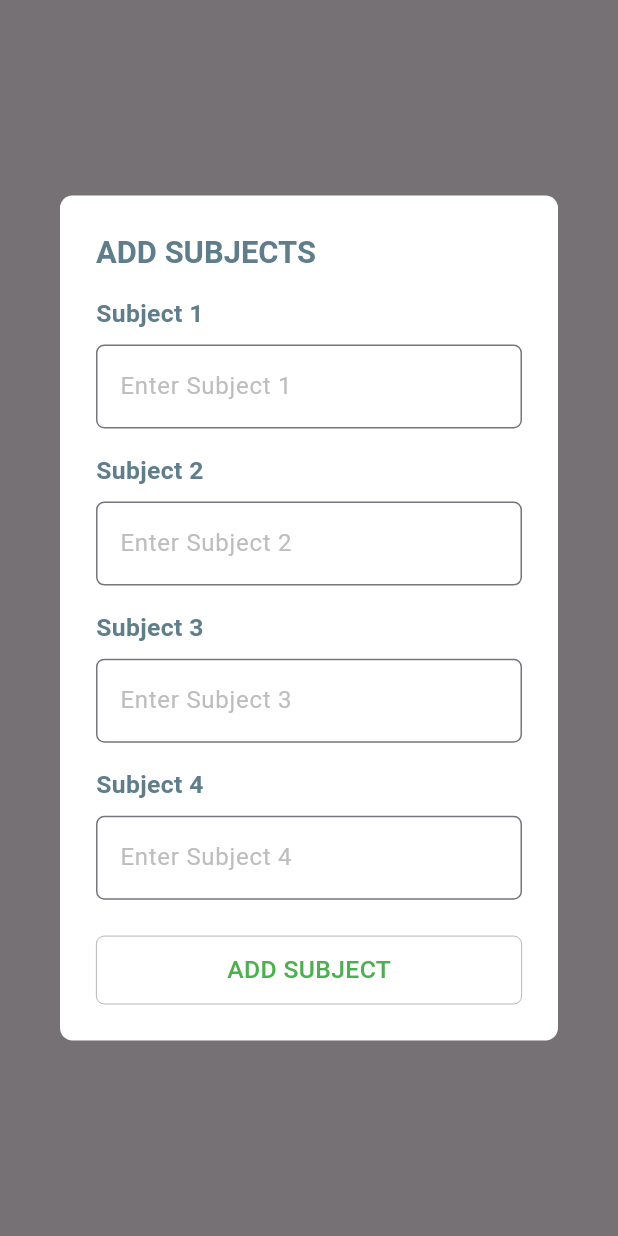
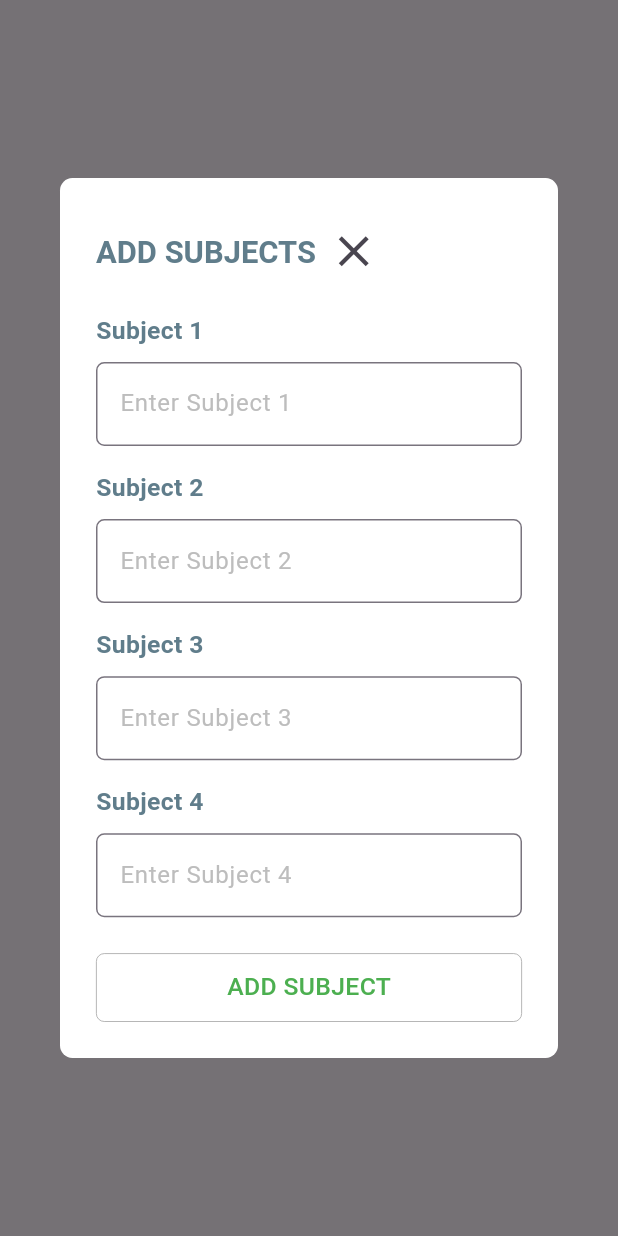
Before and after one commit to hijasahamed/Time-Table-Generator, a Flutter app: what showAddSubjectsDialog() shows on an empty page, opened directly with empty values, on a phone screen of 412 x 824 dp. Run offline on Flutter 3.47's test engine with Material 3 defaults, Android fonts, the phone set to English and light mode, and no system bars; our stand-ins replace bloc, cloud_firestore, firebase_core, flutter_bloc; accounts and stored records are empty.

Commit message:
latest push

```diff
--- a/lib/view/course_screen/course_screen.dart
+++ b/lib/view/course_screen/course_screen.dart
@@ -12,7 +12,7 @@ class CourseScreen extends StatelessWidget {
     return Scaffold(
       backgroundColor: Colors.black,
       appBar: HomeScreenAppBarWidget(screenSize: screenSize,title: courseName,isBack: true,),
-      body: CourseScreenBody(screenSize: screenSize),
+      body: CourseScreenBody(screenSize: screenSize,courseName: courseName,),
       floatingActionButton: FloatingButton(screenSize: screenSize,courseName: courseName,)
     );
   }
--- a/lib/view/course_screen/floating_button/add_subject_alert_dialog/add_subject_alert_dialog.dart
+++ b/lib/view/course_screen/floating_button/add_subject_alert_dialog/add_subject_alert_dialog.dart
@@ -1,6 +1,8 @@
 import 'package:flutter/material.dart';
 import 'package:time_table/controller/course_screen_controller.dart';
 import 'package:time_table/model/text_widget_model.dart';
+import 'package:time_table/view/course_screen/floating_button/add_subject_alert_dialog/alert_close_button/alert_close_button.dart';
+import 'package:time_table/view/course_screen/floating_button/add_subject_alert_dialog/subject_field_widget/subject_field_widget.dart';
 
 void showAddSubjectsDialog(
     {required BuildContext context,
@@ -19,12 +21,17 @@ void showAddSubjectsDialog(
           borderRadius: BorderRadius.circular(screenSize.width / 50),
         ),
         backgroundColor: Colors.white,
-        title: TextWidget(
-          text: 'ADD SUBJECTS',
-          color: Colors.blueGrey,
-          size: screenSize.width / 20,
-          fontFamily: '',
-          weight: FontWeight.bold,
+        title: Row(
+          children: [
+            TextWidget(
+              text: 'ADD SUBJECTS',
+              color: Colors.blueGrey,
+              size: screenSize.width / 20,
+              fontFamily: '',
+              weight: FontWeight.bold,
+            ),
+            AlertCloseButton(screenSize: screenSize,)
+          ],
         ),
         content: SingleChildScrollView(
           child: Column(
@@ -86,44 +93,3 @@ void showAddSubjectsDialog(
     },
   );
 }
-
-class SubjectFieldWidget extends StatelessWidget {
-  final String label;
-  final TextEditingController controller;
-  final Size screenSize;
-
-  const SubjectFieldWidget({
-    super.key,
-    required this.label,
-    required this.controller,
-    required this.screenSize,
-  });
-
-  @override
-  Widget build(BuildContext context) {
-    return Column(
-      crossAxisAlignment: CrossAxisAlignment.start,
-      children: [
-        TextWidget(
-          text: label,
-          color: Colors.blueGrey,
-          size: screenSize.width / 25,
-          fontFamily: '',
-          weight: FontWeight.w600,
-        ),
-        SizedBox(height: screenSize.height / 100),
-        TextField(
-          controller: controller,
-          textCapitalization: TextCapitalization.words,
-          decoration: InputDecoration(
-            border: OutlineInputBorder(
-              borderRadius: BorderRadius.circular(screenSize.width / 75),
-            ),
-            hintText: 'Enter $label',
-            hintStyle: TextStyle(color: Colors.grey[400]),
-          ),
-        ),
-      ],
-    );
-  }
-}
--- /dev/null
+++ b/lib/view/course_screen/floating_button/add_subject_alert_dialog/alert_close_button/alert_close_button.dart
@@ -0,0 +1,22 @@
+import 'package:flutter/material.dart';
+
+class AlertCloseButton extends StatelessWidget {
+  const AlertCloseButton({
+    super.key,
+    required this.screenSize
+  });
+  final Size screenSize;
+  @override
+  Widget build(BuildContext context) {
+    return Row(
+      children: [
+        const Spacer(),
+        IconButton(
+          onPressed: () {
+            Navigator.of(context).pop();
+          },
+          icon: Icon(Icons.close,size: screenSize.width/12,)),
+      ],
+    );
+  }
+}
--- /dev/null
+++ b/lib/view/course_screen/floating_button/add_subject_alert_dialog/subject_field_widget/subject_field_widget.dart
@@ -0,0 +1,43 @@
+import 'package:flutter/material.dart';
+import 'package:time_table/model/text_widget_model.dart';
+
+class SubjectFieldWidget extends StatelessWidget {
+  final String label;
+  final TextEditingController controller;
+  final Size screenSize;
+
+  const SubjectFieldWidget({
+    super.key,
+    required this.label,
+    required this.controller,
+    required this.screenSize,
+  });
+
+  @override
+  Widget build(BuildContext context) {
+    return Column(
+      crossAxisAlignment: CrossAxisAlignment.start,
+      children: [
+        TextWidget(
+          text: label,
+          color: Colors.blueGrey,
+          size: screenSize.width / 25,
+          fontFamily: '',
+          weight: FontWeight.w600,
+        ),
+        SizedBox(height: screenSize.height / 100),
+        TextField(
+          controller: controller,
+          textCapitalization: TextCapitalization.words,
+          decoration: InputDecoration(
+            border: OutlineInputBorder(
+              borderRadius: BorderRadius.circular(screenSize.width / 75),
+            ),
+            hintText: 'Enter $label',
+            hintStyle: TextStyle(color: Colors.grey[400]),
+          ),
+        ),
+      ],
+    );
+  }
+}
```
Also changed, not shown: lib/controller/course_screen_controller.dart (+9 -1 lines), lib/view/course_screen/course_screen_body/course_screen_body.dart (+12 -5 lines), lib/view/course_screen/course_screen_body/course_subject_widget/course_subject_widget.dart (added, +76 -0 lines), lib/view/course_screen/floating_button/floating_button.dart (+26 -4 lines), lib/view/home_screen/bottom_app_bar_widget/add_button_widget/show_alert_dialog/show_alert_dialog.dart (+2 -6 lines), lib/controller/home_screen_controller.dart (line endings or trailing spaces).
